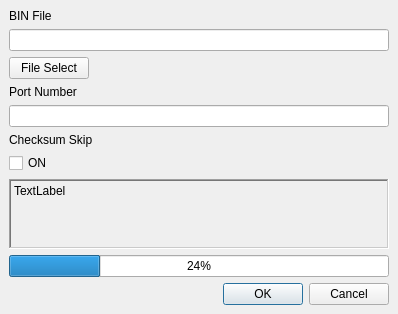
dup06087/Ship_Controller_UI, file V6.0_Reflect_Feedback/UI_V2.ui: the form before one commit.
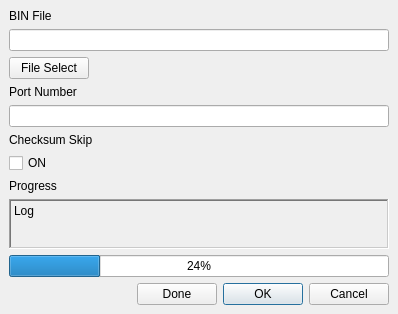
The form after the commit.

Commit message: 종료 시 종료 확인 묻는 것 추가 Done 버튼 추가

```diff
--- a/V6.0_Reflect_Feedback/UI_V2.ui
+++ b/V6.0_Reflect_Feedback/UI_V2.ui
@@ -16,7 +16,7 @@
   <widget class="QWidget" name="centralwidget">
    <layout class="QHBoxLayout" name="horizontalLayout">
     <item>
-     <layout class="QVBoxLayout" name="Outter_Layout" stretch="0,0,0,0,0,0,0,0,0,0">
+     <layout class="QVBoxLayout" name="Outter_Layout" stretch="0,0,0,0,0,0,0,0,0,0,0">
       <property name="sizeConstraint">
        <enum>QLayout::SetDefaultConstraint</enum>
       </property>
@@ -91,6 +91,19 @@
         </property>
        </widget>
       </item>
+      <item>
+       <widget class="QLabel" name="label">
+        <property name="sizePolicy">
+         <sizepolicy hsizetype="Preferred" vsizetype="Fixed">
+          <horstretch>0</horstretch>
+          <verstretch>0</verstretch>
+         </sizepolicy>
+        </property>
+        <property name="text">
+         <string>Progress</string>
+        </property>
+       </widget>
+      </item>
       <item>
        <widget class="QLabel" name="text_label">
         <property name="frameShape">
@@ -103,7 +116,7 @@
          <number>0</number>
         </property>
         <property name="text">
-         <string>TextLabel</string>
+         <string>Log</string>
         </property>
         <property name="alignment">
          <set>Qt::AlignLeading|Qt::AlignLeft|Qt::AlignTop</set>
@@ -121,12 +134,60 @@
         </item>
        </layout>
       </item>
-      <item alignment="Qt::AlignRight">
-       <widget class="QDialogButtonBox" name="buttonBox">
-        <property name="standardButtons">
-         <set>QDialogButtonBox::Cancel|QDialogButtonBox::Ok</set>
-        </property>
-       </widget>
+      <item>
+       <layout class="QHBoxLayout" name="horizontalLayout_3">
+        <item>
+         <spacer name="horizontalSpacer">
+          <property name="orientation">
+           <enum>Qt::Horizontal</enum>
+          </property>
+          <property name="sizeHint" stdset="0">
+           <size>
+            <width>40</width>
+            <height>20</height>
+           </size>
+          </property>
+         </spacer>
+        </item>
+        <item>
+         <widget class="QPushButton" name="btn_done">
+          <property name="sizePolicy">
+           <sizepolicy hsizetype="Fixed" vsizetype="Fixed">
+            <horstretch>0</horstretch>
+            <verstretch>0</verstretch>
+           </sizepolicy>
+          </property>
+          <property name="layoutDirection">
+           <enum>Qt::LeftToRight</enum>
+          </property>
+          <property name="text">
+           <string>Done</string>
+          </property>
+          <property name="default">
+           <bool>false</bool>
+          </property>
+          <property name="flat">
+           <bool>false</bool>
+          </property>
+         </widget>
+        </item>
+        <item>
+         <widget class="QDialogButtonBox" name="buttonBox">
+          <property name="sizePolicy">
+           <sizepolicy hsizetype="Fixed" vsizetype="Fixed">
+            <horstretch>0</horstretch>
+            <verstretch>0</verstretch>
+           </sizepolicy>
+          </property>
+          <property name="standardButtons">
+           <set>QDialogButtonBox::Cancel|QDialogButtonBox::Ok</set>
+          </property>
+          <property name="centerButtons">
+           <bool>false</bool>
+          </property>
+         </widget>
+        </item>
+       </layout>
       </item>
      </layout>
     </item>
```
Left out of the diff: 16 changed lines with no effect on the pictures. The commit also changes 1 other file.
